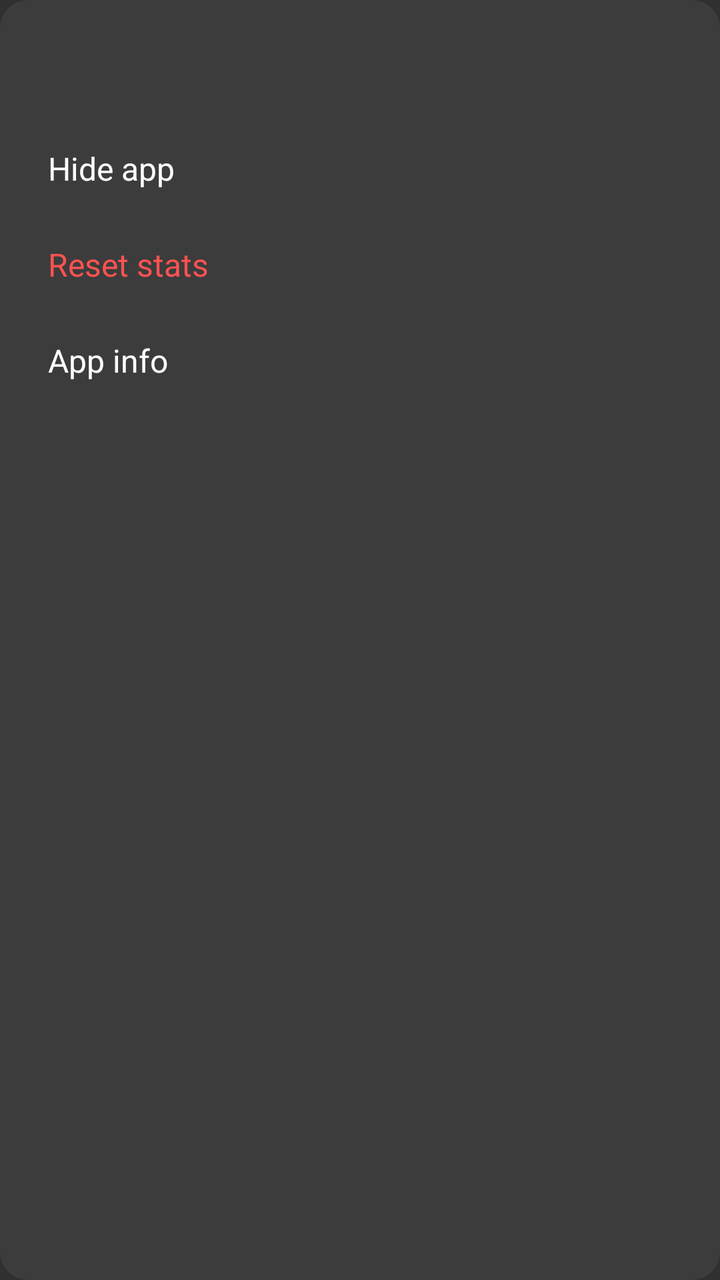
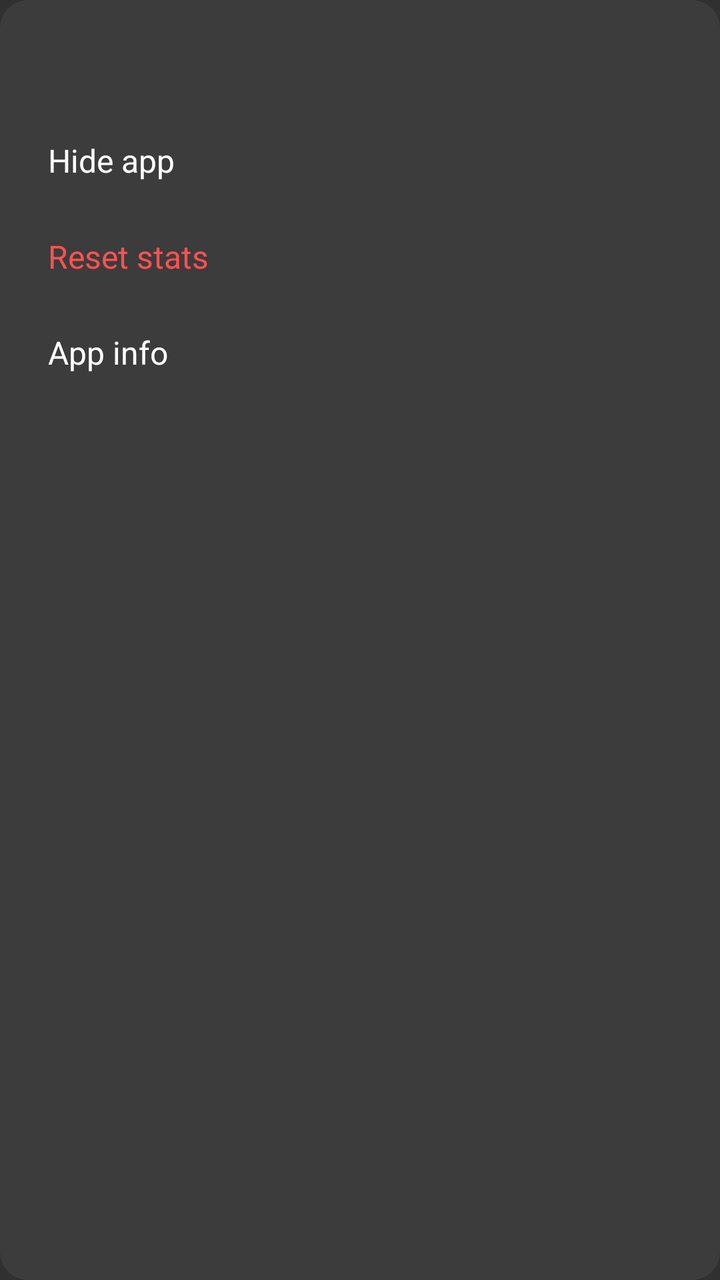

Before-and-after screenshots of an Android layout around one commit, followed by the original layout XML and the change that was made.
<!-- AndroidManifest.xml: application theme Theme.AppCompat.NoActionBar -->
<!-- res/layout/sheet_item.xml -->
<?xml version="1.0" encoding="utf-8"?>
<LinearLayout
    xmlns:android="http://schemas.android.com/apk/res/android"
    android:layout_width="match_parent"
    android:layout_height="wrap_content"
    android:orientation="vertical"
    android:background="@drawable/glass_bg"
    android:paddingTop="20dp"
    android:paddingBottom="12dp"
    android:paddingStart="24dp"
    android:paddingEnd="24dp">

    <TextView
        android:id="@+id/sheet_title"
        android:layout_width="match_parent"
        android:layout_height="wrap_content"
        android:textSize="18sp"
        android:textColor="#FFFFFF"
        android:fontFamily="sans-serif-medium"
        android:paddingBottom="16dp" />

    <TextView
        android:id="@+id/sheet_hide"
        android:layout_width="match_parent"
        android:layout_height="48dp"
        android:gravity="center_vertical"
        android:text="Hide app"
        android:textSize="16sp"
        android:textColor="#FFFFFF"
        android:background="?attr/selectableItemBackground" />

    <TextView
        android:id="@+id/sheet_reset"
        android:layout_width="match_parent"
        android:layout_height="48dp"
        android:gravity="center_vertical"
        android:text="Reset stats"
        android:textSize="16sp"
        android:textColor="#FF5252"
        android:background="?attr/selectableItemBackground" />

    <TextView
        android:id="@+id/sheet_info"
        android:layout_width="match_parent"
        android:layout_height="48dp"
        android:gravity="center_vertical"
        android:text="App info"
        android:textSize="16sp"
        android:textColor="#FFFFFF"
        android:background="?attr/selectableItemBackground" />

</LinearLayout>
<!-- resources referenced by this layout -->
<resources>
  <!-- drawable glass_bg (drawable) -->
  <?xml version="1.0" encoding="utf-8"?>
  <shape xmlns:android="http://schemas.android.com/apk/res/android">
      
      <solid android:color="#0FFFFFFF" />
      <corners android:radius="14dp" />
  </shape>
</resources>

<!-- the commit's change to res/layout/sheet_item.xml (unified diff, before → after) -->
@@ -17,7 +17,15 @@
         android:textSize="18sp"
         android:textColor="#FFFFFF"
         android:fontFamily="sans-serif-medium"
-        android:paddingBottom="16dp" />
+        android:paddingBottom="12dp" />
+
+    <LinearLayout
+        android:id="@+id/layout_shortcuts"
+        android:layout_width="match_parent"
+        android:layout_height="wrap_content"
+        android:orientation="vertical"
+        android:paddingBottom="8dp"
+        android:visibility="gone" />
 
     <TextView
         android:id="@+id/sheet_hide"
